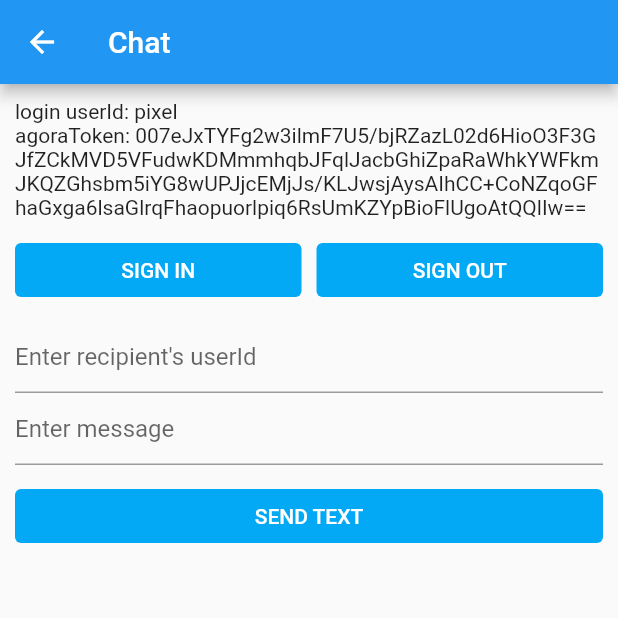
After one commit to swayamshreemohanty/agora_communication, a Flutter app: the screen it shows after launch, after a tap on "Chat", on a phone screen of 412 x 824 dp, the top half of it. The commit adds this screen. Run offline on Flutter 3.47's test engine with Material 2 defaults, Android fonts, the phone set to English and light mode, and no system bars; our stand-ins replace equatable, flutter_bloc, fluttertoast, permission_handler; missing offline and left inert: agora_chat_sdk, agora_rtc_engine.

Commit message:
chat sdk integrated

```diff
--- /dev/null
+++ b/lib/communication/screens/chat_screen.dart
@@ -0,0 +1,248 @@
+import 'package:agora_chat_sdk/agora_chat_sdk.dart';
+import 'package:flutter/material.dart';
+
+class AgoraChatConfig {
+  static const String appKey = "61877991#1058486";
+  static const String userId = "pixel";
+  static const String agoraToken =
+      "007eJxTYFg2w3ilmF7U5/bjRZazL02d6HioO3F3GJfZCkMVD5VFudwKDMmmhqbJFqlJacbGhiZpaRaWhkYWFkmJKQZGhsbm5iYG8wUPJjcEMjJs/KLJwsjAysAIhCC+CoNZqoGFhaGxga6lsaGlrqFhaopuorlpiq6RsUmKZYpBioFlUgoAtQQlIw==";
+}
+
+class ChatScreen extends StatefulWidget {
+  const ChatScreen({Key? key}) : super(key: key);
+
+  @override
+  ChatScreenState createState() => ChatScreenState();
+}
+
+class ChatScreenState extends State<ChatScreen> {
+  ScrollController scrollController = ScrollController();
+  String? _messageContent, _chatId;
+  final List<String> _logText = [];
+
+  @override
+  void initState() {
+    super.initState();
+    _initSDK();
+    _addChatListener();
+  }
+
+  @override
+  void dispose() {
+    ChatClient.getInstance.chatManager.removeEventHandler("UNIQUE_HANDLER_ID");
+    super.dispose();
+  }
+
+  @override
+  Widget build(BuildContext context) {
+    return Scaffold(
+      appBar: AppBar(
+        title: const Text("Chat"),
+      ),
+      body: Container(
+        padding: const EdgeInsets.only(left: 10, right: 10),
+        child: Column(
+          crossAxisAlignment: CrossAxisAlignment.stretch,
+          mainAxisSize: MainAxisSize.max,
+          children: [
+            const SizedBox(height: 10),
+            const Text("login userId: ${AgoraChatConfig.userId}"),
+            const Text("agoraToken: ${AgoraChatConfig.agoraToken}"),
+            const SizedBox(height: 10),
+            Row(
+              mainAxisAlignment: MainAxisAlignment.spaceEvenly,
+              children: [
+                Expanded(
+                  flex: 1,
+                  child: TextButton(
+                    onPressed: _signIn,
+                    style: ButtonStyle(
+                      foregroundColor: MaterialStateProperty.all(Colors.white),
+                      backgroundColor:
+                          MaterialStateProperty.all(Colors.lightBlue),
+                    ),
+                    child: const Text("SIGN IN"),
+                  ),
+                ),
+                const SizedBox(width: 10),
+                Expanded(
+                  child: TextButton(
+                    onPressed: _signOut,
+                    style: ButtonStyle(
+                      foregroundColor: MaterialStateProperty.all(Colors.white),
+                      backgroundColor:
+                          MaterialStateProperty.all(Colors.lightBlue),
+                    ),
+                    child: const Text("SIGN OUT"),
+                  ),
+                ),
+              ],
+            ),
+            const SizedBox(height: 10),
+            TextField(
+              decoration: const InputDecoration(
+                hintText: "Enter recipient's userId",
+              ),
+              onChanged: (chatId) => _chatId = chatId,
+            ),
+            TextField(
+              decoration: const InputDecoration(
+                hintText: "Enter message",
+              ),
+              onChanged: (msg) => _messageContent = msg,
+            ),
+            const SizedBox(height: 10),
+            TextButton(
+              onPressed: _sendMessage,
+              style: ButtonStyle(
+                foregroundColor: MaterialStateProperty.all(Colors.white),
+                backgroundColor: MaterialStateProperty.all(Colors.lightBlue),
+              ),
+              child: const Text("SEND TEXT"),
+            ),
+            Flexible(
+              child: ListView.builder(
+                controller: scrollController,
+                itemBuilder: (_, index) {
+                  return Text(_logText[index]);
+                },
+                itemCount: _logText.length,
+              ),
+            ),
+          ],
+        ),
+      ),
+    );
+  }
+
+  void _initSDK() async {
+    ChatOptions options = ChatOptions(
+      appKey: AgoraChatConfig.appKey,
+      autoLogin: false,
+    );
+    await ChatClient.getInstance.init(options);
+  }
+
+  void _addChatListener() {
+    ChatClient.getInstance.chatManager.addEventHandler(
+      "UNIQUE_HANDLER_ID",
+      ChatEventHandler(onMessagesReceived: onMessagesReceived),
+    );
+  }
+
+  void _signIn() async {
+    try {
+      await ChatClient.getInstance.loginWithAgoraToken(
+        AgoraChatConfig.userId,
+        AgoraChatConfig.agoraToken,
+      );
+      _addLogToConsole("login succeed, userId: ${AgoraChatConfig.userId}");
+    } on ChatError catch (e) {
+      _addLogToConsole("login failed, code: ${e.code}, desc: ${e.description}");
+    }
+  }
+
+  void _signOut() async {
+    try {
+      await ChatClient.getInstance.logout(true);
+      _addLogToConsole("sign out succeed");
+    } on ChatError catch (e) {
+      _addLogToConsole(
+          "sign out failed, code: ${e.code}, desc: ${e.description}");
+    }
+  }
+
+  void _sendMessage() async {
+    if (_chatId == null || _messageContent == null) {
+      _addLogToConsole("single chat id or message content is null");
+      return;
+    }
+
+    var msg = ChatMessage.createTxtSendMessage(
+      targetId: _chatId!,
+      content: _messageContent!,
+    );
+    msg.setMessageStatusCallBack(MessageStatusCallBack(
+      onSuccess: () {
+        _addLogToConsole("send message: $_messageContent");
+      },
+      onError: (e) {
+        _addLogToConsole(
+          "send message failed, code: ${e.code}, desc: ${e.description}",
+        );
+      },
+    ));
+    ChatClient.getInstance.chatManager.sendMessage(msg);
+  }
+
+  void onMessagesReceived(List<ChatMessage> messages) {
+    for (var msg in messages) {
+      switch (msg.body.type) {
+        case MessageType.TXT:
+          {
+            ChatTextMessageBody body = msg.body as ChatTextMessageBody;
+            _addLogToConsole(
+              "receive text message: ${body.content}, from: ${msg.from}",
+            );
+          }
+          break;
+        case MessageType.IMAGE:
+          {
+            _addLogToConsole(
+              "receive image message, from: ${msg.from}",
+            );
+          }
+          break;
+        case MessageType.VIDEO:
+          {
+            _addLogToConsole(
+              "receive video message, from: ${msg.from}",
+            );
+          }
+          break;
+        case MessageType.LOCATION:
+          {
+            _addLogToConsole(
+              "receive location message, from: ${msg.from}",
+            );
+          }
+          break;
+        case MessageType.VOICE:
+          {
+            _addLogToConsole(
+              "receive voice message, from: ${msg.from}",
+            );
+          }
+          break;
+        case MessageType.FILE:
+          {
+            _addLogToConsole(
+              "receive image message, from: ${msg.from}",
+            );
+          }
+          break;
+        case MessageType.CUSTOM:
+          {
+            _addLogToConsole(
+              "receive custom message, from: ${msg.from}",
+            );
+          }
+          break;
+        case MessageType.CMD:
+          {}
+          break;
+      }
+    }
+  }
+
+  void _addLogToConsole(String log) {
+    _logText.add("$_timeString: $log");
+    setState(() {
+      scrollController.jumpTo(scrollController.position.maxScrollExtent);
+    });
+  }
+
+  String get _timeString {
+    return DateTime.now().toString().split(".").first;
+  }
+}
--- a/lib/main.dart
+++ b/lib/main.dart
@@ -1,5 +1,6 @@
 import 'package:agora_example_test/communication/logic/agora_av_manager/agora_av_manager_cubit.dart';
 import 'package:agora_example_test/communication/logic/av_controller/av_controller_cubit.dart';
+import 'package:agora_example_test/communication/screens/chat_screen.dart';
 import 'package:agora_example_test/communication/screens/video_communication_screen.dart';
 import 'package:agora_example_test/communication/screens/voice_communication_screen.dart';
 import 'package:flutter/material.dart';
@@ -20,7 +21,7 @@ class _MyAppState extends State<MyApp> {
   Widget build(BuildContext context) {
     return Scaffold(
       appBar: AppBar(
-        title: const Text('Talk to Swayam'),
+        title: const Text('Communication'),
       ),
       body: Center(
         child: Column(
@@ -74,6 +75,17 @@ class _MyAppState extends State<MyApp> {
               },
               child: const Text("Voice call"),
             ),
+            ElevatedButton(
+              onPressed: () {
+                Navigator.push(
+                  context,
+                  MaterialPageRoute(
+                    builder: (context) => const ChatScreen(),
+                  ),
+                );
+              },
+              child: const Text("Chat"),
+            )
           ],
         ),
       ),
```
Also changed, not shown: pubspec.yaml (+1 -51 lines), pubspec.lock.
